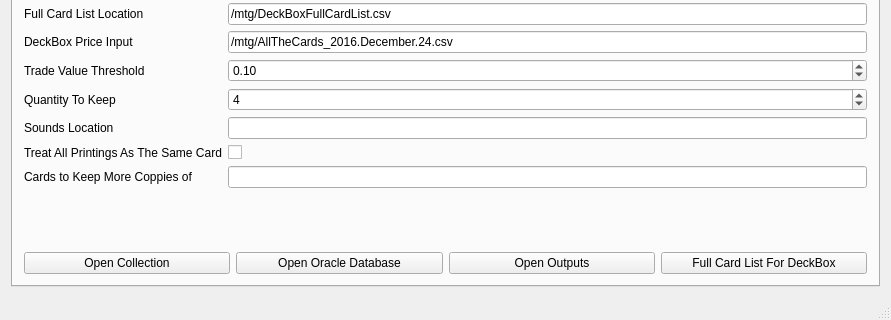
Before: the Qt Designer form pcmwindow.ui in LovesTha/PyeCollectionManager, drawn with Qt 5; both pictures show x 0 to 891 and y 202 to 522 of the 891 by 522 pixel window.
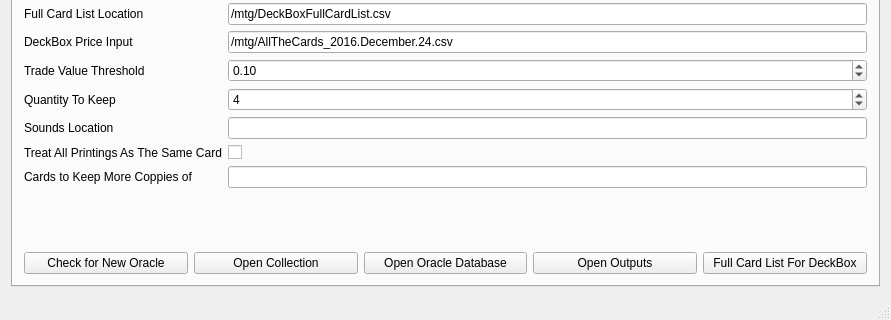
After: the same form once the commit is applied. Icons and pictures are not drawn.

```diff
--- a/pcmwindow.ui
+++ b/pcmwindow.ui
@@ -321,6 +321,13 @@
         </item>
         <item>
          <layout class="QHBoxLayout" name="horizontalLayout">
+          <item>
+           <widget class="QPushButton" name="checkNewOracle">
+            <property name="text">
+             <string>Check for New Oracle</string>
+            </property>
+           </widget>
+          </item>
           <item>
            <widget class="QPushButton" name="pbOpenCollection">
             <property name="text">
```
